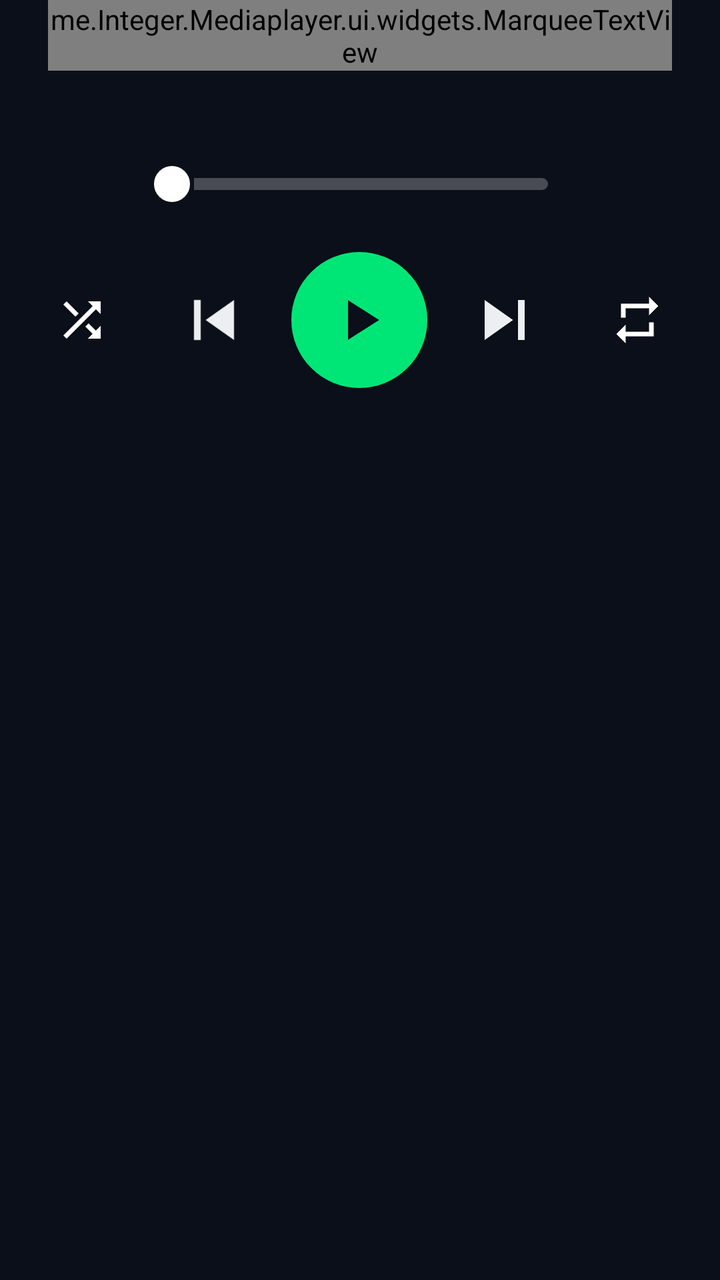
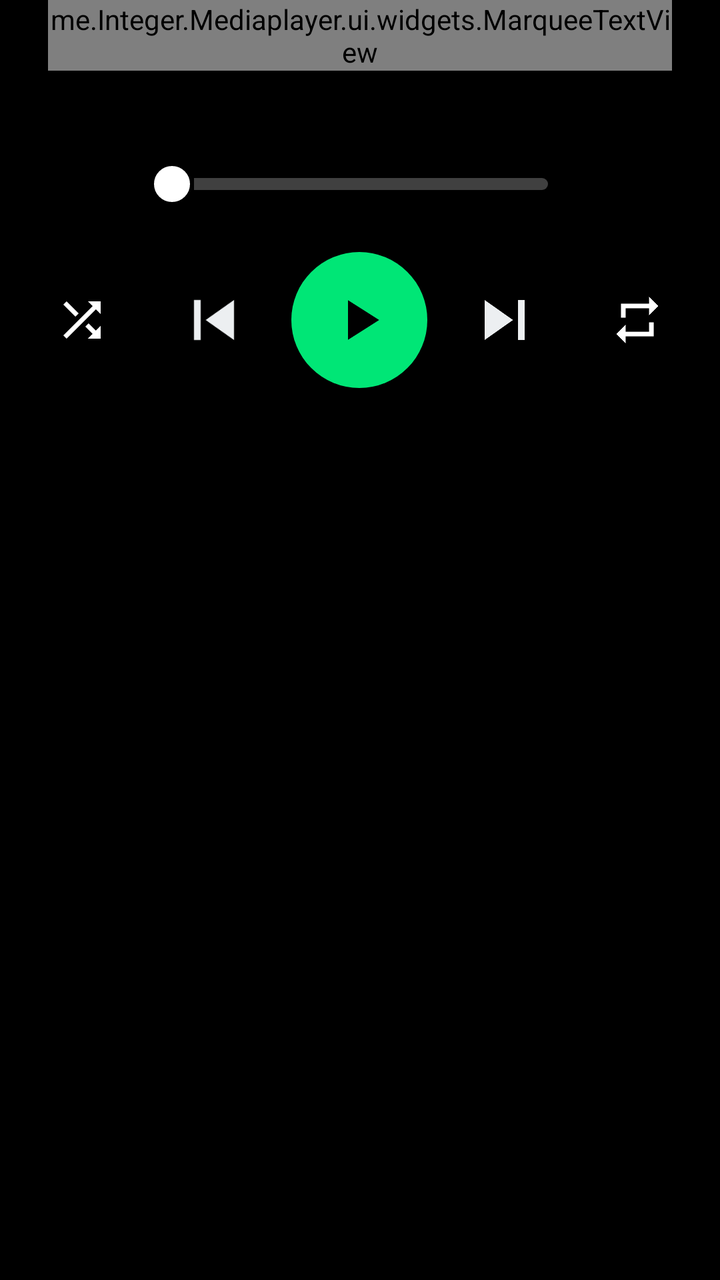

The first picture is an Android layout as it rendered before a commit; the second is the same layout after the commit. The layout source and the unified diff follow.
<!-- AndroidManifest.xml: application theme Theme.Mediaplayer -->
<!-- res/layout/player_panel.xml -->
<?xml version="1.0" encoding="utf-8"?>
<LinearLayout xmlns:android="http://schemas.android.com/apk/res/android"
    android:layout_width="match_parent"
    android:layout_height="wrap_content"
    android:clipChildren="false"
    android:orientation="vertical"
    android:paddingBottom="16dp">

    
    <LinearLayout
        android:id="@+id/playerTextBlock"
        android:layout_width="match_parent"
        android:layout_height="wrap_content"
        android:orientation="vertical"
        android:paddingLeft="24dp"
        android:paddingRight="24dp">

        <me.Integer.Mediaplayer.ui.widgets.MarqueeTextView
            android:id="@+id/playerTitle"
            android:layout_width="match_parent"
            android:layout_height="wrap_content"
            android:textColor="#FFFFFF"
            android:textSize="26sp"
            android:textStyle="bold" />

        <TextView
            android:id="@+id/playerArtist"
            android:layout_width="match_parent"
            android:layout_height="wrap_content"
            android:layout_marginTop="2dp"
            android:ellipsize="end"
            android:singleLine="true"
            android:textColor="#CFD8DC"
            android:textSize="17sp" />
    </LinearLayout>

    <LinearLayout
        android:layout_width="match_parent"
        android:layout_height="wrap_content"
        android:layout_marginTop="10dp"
        android:gravity="center_vertical"
        android:orientation="horizontal"
        android:paddingLeft="20dp"
        android:paddingRight="20dp">

        <TextView
            android:id="@+id/playerElapsed"
            android:layout_width="52dp"
            android:layout_height="wrap_content"
            android:maxLines="1"
            android:textColor="#CFD8DC"
            android:textSize="13sp" />

        <SeekBar
            android:id="@+id/playerSeek"
            android:layout_width="0dp"
            android:layout_height="44dp"
            android:layout_weight="1"
            android:contentDescription="@string/player_seek"
            android:maxHeight="6dp"
            android:minHeight="6dp"
            android:paddingLeft="14dp"
            android:paddingRight="14dp"
            android:progressDrawable="@drawable/player_seek_progress"
            android:thumb="@drawable/player_seek_thumb" />

        <TextView
            android:id="@+id/playerDuration"
            android:layout_width="52dp"
            android:layout_height="wrap_content"
            android:gravity="end"
            android:maxLines="1"
            android:textColor="#CFD8DC"
            android:textSize="13sp" />
    </LinearLayout>

    
    <LinearLayout
        android:layout_width="match_parent"
        android:layout_height="84dp"
        android:layout_marginTop="4dp"
        android:clipChildren="false"
        android:orientation="horizontal"
        android:paddingLeft="8dp"
        android:paddingRight="8dp">

        <FrameLayout
            android:id="@+id/playerShuffle"
            android:layout_width="0dp"
            android:layout_height="match_parent"
            android:layout_weight="1"
            android:background="@drawable/player_cell_bg"
            android:clickable="true"
            android:contentDescription="@string/player_shuffle"
            android:focusable="true">

            <ImageView
                android:id="@+id/playerShuffleIcon"
                android:layout_width="28dp"
                android:layout_height="28dp"
                android:layout_gravity="center"
                android:contentDescription="@null"
                android:src="@drawable/player_ic_shuffle" />
        </FrameLayout>

        <FrameLayout
            android:id="@+id/playerPrevious"
            android:layout_width="0dp"
            android:layout_height="match_parent"
            android:layout_weight="1"
            android:background="@drawable/player_cell_bg"
            android:clickable="true"
            android:contentDescription="@string/player_previous"
            android:focusable="true">

            <ImageView
                android:id="@+id/playerPreviousIcon"
                android:layout_width="40dp"
                android:layout_height="40dp"
                android:layout_gravity="center"
                android:contentDescription="@null"
                android:src="@drawable/player_ic_previous"
                android:tint="#ECEFF1" />
        </FrameLayout>

        <FrameLayout
            android:id="@+id/playerPlay"
            android:layout_width="0dp"
            android:layout_height="match_parent"
            android:layout_weight="1.2"
            android:background="@drawable/player_cell_bg"
            android:clickable="true"
            android:clipChildren="false"
            android:contentDescription="@string/player_play"
            android:focusable="true">

            <View
                android:id="@+id/playerPlayPulse"
                android:layout_width="68dp"
                android:layout_height="68dp"
                android:layout_gravity="center"
                android:alpha="0"
                android:background="@drawable/player_play_pulse" />

            <FrameLayout
                android:id="@+id/playerPlayButton"
                android:layout_width="68dp"
                android:layout_height="68dp"
                android:layout_gravity="center"
                android:background="@drawable/player_play_bg">

                <ImageView
                    android:id="@+id/playerPlayIcon"
                    android:layout_width="match_parent"
                    android:layout_height="match_parent"
                    android:contentDescription="@null"
                    android:padding="17dp"
                    android:src="@drawable/player_ic_play"
                    android:tint="#0B0F19" />
            </FrameLayout>
        </FrameLayout>

        <FrameLayout
            android:id="@+id/playerNext"
            android:layout_width="0dp"
            android:layout_height="match_parent"
            android:layout_weight="1"
            android:background="@drawable/player_cell_bg"
            android:clickable="true"
            android:contentDescription="@string/player_next"
            android:focusable="true">

            <ImageView
                android:id="@+id/playerNextIcon"
                android:layout_width="40dp"
                android:layout_height="40dp"
                android:layout_gravity="center"
                android:contentDescription="@null"
                android:src="@drawable/player_ic_next"
                android:tint="#ECEFF1" />
        </FrameLayout>

        <FrameLayout
            android:id="@+id/playerRepeat"
            android:layout_width="0dp"
            android:layout_height="match_parent"
            android:layout_weight="1"
            android:background="@drawable/player_cell_bg"
            android:clickable="true"
            android:contentDescription="@string/player_repeat"
            android:focusable="true">

            <ImageView
                android:id="@+id/playerRepeatIcon"
                android:layout_width="28dp"
                android:layout_height="28dp"
                android:layout_gravity="center"
                android:contentDescription="@null"
                android:src="@drawable/player_ic_repeat" />
        </FrameLayout>
    </LinearLayout>

</LinearLayout>
<!-- resources referenced by this layout -->
<resources>
  <!-- drawable player_ic_next (drawable) -->
  <vector xmlns:android="http://schemas.android.com/apk/res/android"
      android:width="24dp"
      android:height="24dp"
      android:viewportWidth="24"
      android:viewportHeight="24">
      <path
          android:fillColor="#FFFFFFFF"
          android:pathData="M6,18l8.5,-6L6,6v12zM16,6v12h2V6h-2z" />
  </vector>
  <!-- drawable player_ic_play (drawable) -->
  <vector xmlns:android="http://schemas.android.com/apk/res/android"
      android:width="24dp"
      android:height="24dp"
      android:viewportWidth="24"
      android:viewportHeight="24">
      <path
          android:fillColor="#FFFFFFFF"
          android:pathData="M8,5v14l11,-7z" />
  </vector>
  <!-- drawable player_ic_previous (drawable) -->
  <vector xmlns:android="http://schemas.android.com/apk/res/android"
      android:width="24dp"
      android:height="24dp"
      android:viewportWidth="24"
      android:viewportHeight="24">
      <path
          android:fillColor="#FFFFFFFF"
          android:pathData="M6,6h2v12L6,18zM9.5,12l8.5,6L18,6z" />
  </vector>
  <!-- drawable player_ic_repeat (drawable) -->
  <vector xmlns:android="http://schemas.android.com/apk/res/android"
      android:width="24dp"
      android:height="24dp"
      android:viewportWidth="24"
      android:viewportHeight="24">
      <path
          android:fillColor="#FFFFFFFF"
          android:pathData="M7,7h10v3l4,-4 -4,-4v3L5,5v6h2L7,7zM17,17L7,17v-3l-4,4 4,4v-3h12v-6h-2v4z" />
  </vector>
  <!-- drawable player_ic_shuffle (drawable) -->
  <vector xmlns:android="http://schemas.android.com/apk/res/android"
      android:width="24dp"
      android:height="24dp"
      android:viewportWidth="24"
      android:viewportHeight="24">
      <path
          android:fillColor="#FFFFFFFF"
          android:pathData="M10.59,9.17L5.41,4 4,5.41l5.17,5.17 1.42,-1.41zM14.5,4l2.04,2.04L4,18.59 5.41,20 17.96,7.46 20,9.5L20,4h-5.5zM14.83,13.41l-1.41,1.41 3.13,3.13L14.5,20L20,20v-5.5l-2.04,2.04 -3.13,-3.13z" />
  </vector>
  <!-- drawable player_play_bg (drawable) -->
  <?xml version="1.0" encoding="utf-8"?>
  <shape xmlns:android="http://schemas.android.com/apk/res/android"
      android:shape="oval">
      <solid android:color="#00E676" />
  </shape>
  <!-- drawable player_play_pulse (drawable) -->
  <?xml version="1.0" encoding="utf-8"?>
  <shape xmlns:android="http://schemas.android.com/apk/res/android"
      android:shape="oval">
      <solid android:color="#00000000" />
      <stroke
          android:width="3dp"
          android:color="#00E676" />
  </shape>
  <!-- drawable player_seek_thumb (drawable) -->
  <?xml version="1.0" encoding="utf-8"?>
  <shape xmlns:android="http://schemas.android.com/apk/res/android"
      android:shape="oval">
      <solid android:color="#FFFFFF" />
      <stroke
          android:width="2dp"
          android:color="#0B0F19" />
      <size
          android:width="22dp"
          android:height="22dp" />
  </shape>
  <string name="player_next">Next track</string>
  <string name="player_play">Play</string>
  <string name="player_previous">Previous track</string>
  <string name="player_repeat">Repeat</string>
  <string name="player_seek">Song position</string>
  <string name="player_shuffle">Shuffle</string>
  <style name="Theme.Mediaplayer" parent="Theme.Material3.Dark.NoActionBar">
          <item name="colorPrimary">@color/accent</item>
          <item name="colorOnPrimary">@color/background</item>
          <item name="android:colorBackground">@color/background</item>
          <item name="android:windowBackground">@color/background</item>
          <item name="android:statusBarColor">@color/background</item>
          <item name="android:navigationBarColor">@color/background</item>
      </style>
  <color name="accent">#FF00E676</color>
  <color name="background">#FF0B0F19</color>
  <!-- unchanged entries left out for length: 2 -->
</resources>

<!-- the commit's change to res/layout/player_panel.xml (unified diff, before → after) -->
@@ -156,7 +156,7 @@
                     android:contentDescription="@null"
                     android:padding="17dp"
                     android:src="@drawable/player_ic_play"
-                    android:tint="#0B0F19" />
+                    android:tint="#000000" />
             </FrameLayout>
         </FrameLayout>
 
<!-- resource entries referenced after the edit -->
@@ -72,7 +72,7 @@
       <solid android:color="#FFFFFF" />
       <stroke
           android:width="2dp"
-          android:color="#0B0F19" />
+          android:color="#000000" />
       <size
           android:width="22dp"
           android:height="22dp" />
@@ -92,7 +92,7 @@
           <item name="android:navigationBarColor">@color/background</item>
       </style>
   <color name="accent">#FF00E676</color>
-  <color name="background">#FF0B0F19</color>
+  <color name="background">#FF000000</color>
   <!-- unchanged entries left out for length: 2 -->
 </resources>
 
